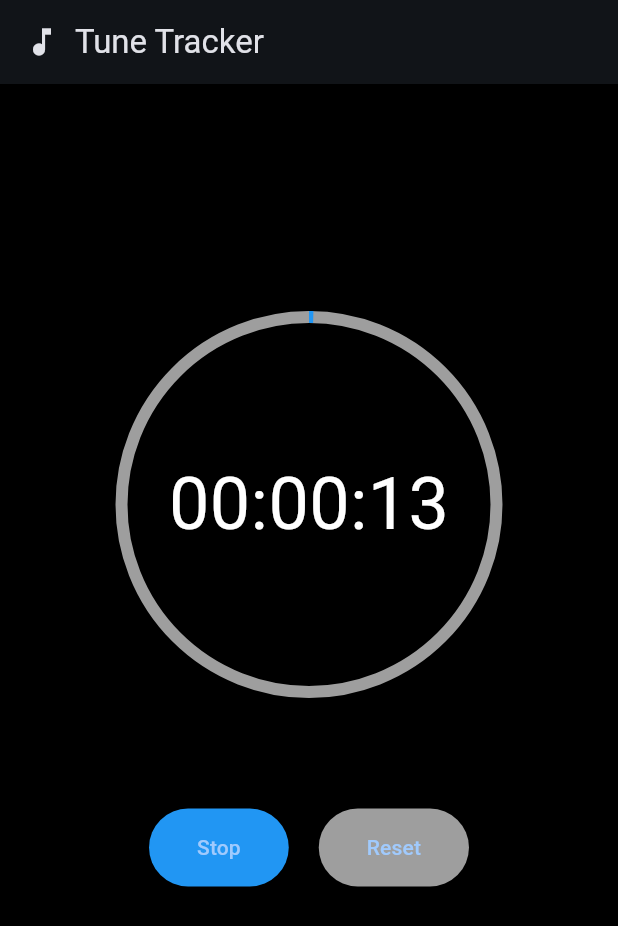
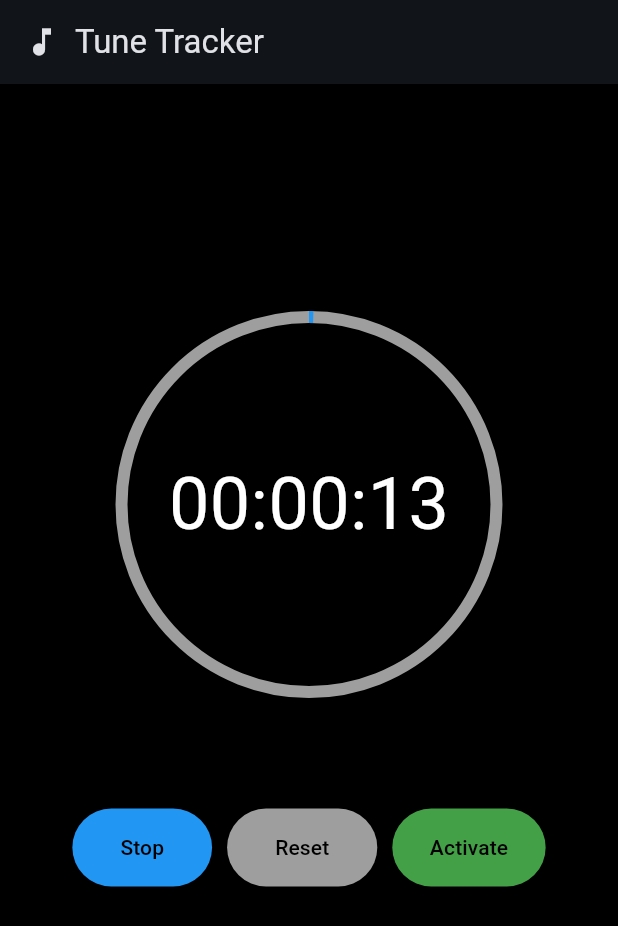
Before and after one commit to youej/Tune-Tracker, a Flutter app: the screen it shows after launch, after a tap on "Start", on a phone screen of 412 x 824 dp. Shown: the top 926 px of the screen. Run offline on Flutter 3.47's test engine with Material 3 defaults, Android fonts, the phone set to English and light mode, and no system bars; our stand-ins replace permission_handler; missing offline and left inert: flutter_sound.

Commit message:
finished timer starting audio recording

```diff
--- a/lib/main.dart
+++ b/lib/main.dart
@@ -1,5 +1,9 @@
 import 'package:flutter/material.dart';
 import 'package:flutter/scheduler.dart';
+import 'package:flutter_sound/flutter_sound.dart';
+import 'package:permission_handler/permission_handler.dart';
+import 'package:path_provider/path_provider.dart';
+import 'dart:io';
 
 void main() {
   runApp(const MyApp());
@@ -33,6 +37,11 @@ class _MyHomePageState extends State<MyHomePage> with TickerProviderStateMixin {
   bool isRunning = false;
   Duration duration = const Duration();
   late Ticker _ticker;
+  final FlutterSoundRecorder _recorder = FlutterSoundRecorder();
+  bool isRecording = false;
+  String audioFilePath = '';
+  int secondsCounter = 0;
+  bool activated = false;
 
   @override
   void initState() {
@@ -42,8 +51,23 @@ class _MyHomePageState extends State<MyHomePage> with TickerProviderStateMixin {
         setState(() {
           duration += const Duration(seconds: 1);
         });
+        secondsCounter += 1;
+        if (secondsCounter >= 60) {
+          _stopTimer();
+          _restartRecording();
+          secondsCounter = 0;
+        }
       }
+
     });
+    _initializeRecorder();
+  }
+
+  Future<void> _initializeRecorder() async {
+    await Permission.microphone.request();
+    await _recorder.openAudioSession();
+    Directory tempDir = await getTemporaryDirectory();
+    audioFilePath = '${tempDir.path}/audio.aac';
   }
 
   @override
@@ -70,6 +94,59 @@ class _MyHomePageState extends State<MyHomePage> with TickerProviderStateMixin {
     setState(() {
       duration = const Duration();
     });
+  }
+
+  void _startRecording() {
+    _recorder.startRecorder(toFile: audioFilePath);
+    setState(() {
+      isRecording = true;
+    });
+  }
+
+  void _stopRecording() {
+    _recorder.stopRecorder();
+    setState(() {
+      isRecording = false;
+    });
+  }
+
+  void _restartRecording() async {
+    _stopRecording(); // stops current recording
+    _checkAudio(); // processes current recording
+    _startRecording(); // starts new recording
+  }
+
+  void _activateFeature() {
+    if (isRecording) {
+      _stopRecording();
+    }
+    else {
+      _startRecording();
+    }
+
+    activated = !activated;
+
+    // Logic for activating the feature goes here
+    ScaffoldMessenger.of(context).showSnackBar(
+      const SnackBar(content: Text('Feature activated!')),
+    );
+
+  }
+
+  void _checkAudio() async {
+    final file = File(audioFilePath);
+    bool isMusic = true;
+    if (file.existsSync()) {
+      // Perform audio classification
+      isMusic = false;
+    }
+
+    if (isMusic) {
+      _startTimer();
+    }
+    else {
+      _stopTimer();
+    }
   }
 
   @override
@@ -116,19 +193,37 @@ class _MyHomePageState extends State<MyHomePage> with TickerProviderStateMixin {
               children: [
                 ElevatedButton(
                   onPressed: isRunning ? _stopTimer : _startTimer,
-                  child: Text(isRunning ? 'Stop' : 'Start'),
+                  child: Text(
+                      isRunning ? 'Stop' : 'Start',
+                      style: TextStyle(color: Colors.black)
+                  ),
                   style: ElevatedButton.styleFrom(
                     backgroundColor: Colors.blue, // Dark blue color
                     padding: const EdgeInsets.symmetric(horizontal: 32, vertical: 16),
                   ),
                 ),
-                const SizedBox(width: 20),
+                const SizedBox(width: 10),
                 ElevatedButton(
                   onPressed: _resetTimer,
-                  child: const Text('Reset'),
+                  child: const Text(
+                      'Reset',
+                      style: TextStyle(color: Colors.black)
+                  ),
                   style: ElevatedButton.styleFrom(
                     backgroundColor: Colors.grey, // Grey color for reset button
                     padding: const EdgeInsets.symmetric(horizontal: 32, vertical: 16),
+                  ),
+                ),
+                const SizedBox(width: 10),
+                ElevatedButton(
+                  onPressed: _activateFeature,
+                  child: Text(
+                      isRecording ? 'Deactivate' : 'Activate',
+                      style: TextStyle(color: Colors.black)
+                  ),
+                  style: ElevatedButton.styleFrom(
+                    backgroundColor: Colors.green[600], // Dark blue color
+                    padding: const EdgeInsets.symmetric(horizontal: 25, vertical: 16),
                   ),
                 ),
               ],
--- a/pubspec.yaml
+++ b/pubspec.yaml
@@ -30,6 +30,9 @@ environment:
 dependencies:
   flutter:
     sdk: flutter
+  flutter_sound: ^8.3.11
+  permission_handler: ^10.0.0
+  path_provider: ^2.0.11
 
 
   # The following adds the Cupertino Icons font to your application.
```
Also changed, not shown: pubspec.lock, 1 other file.
